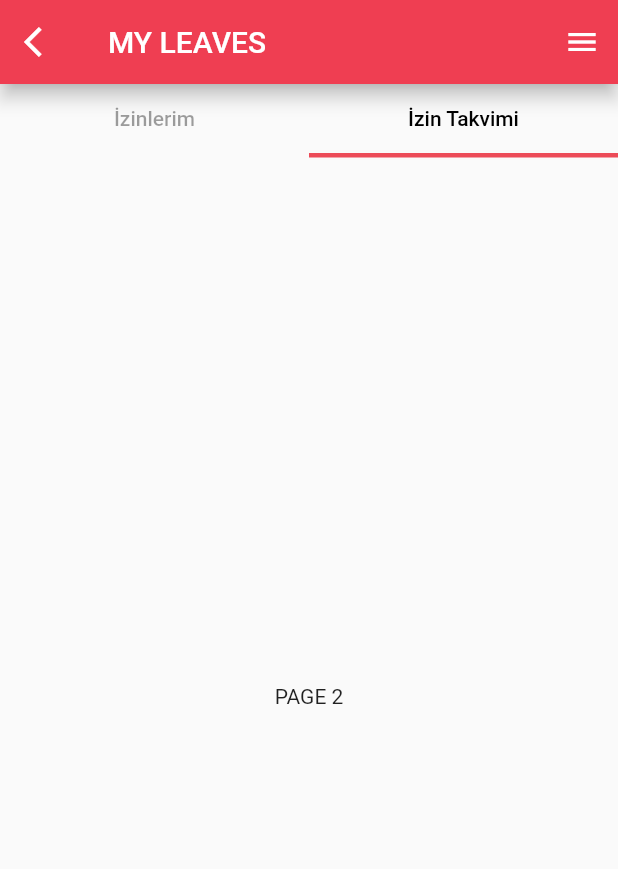
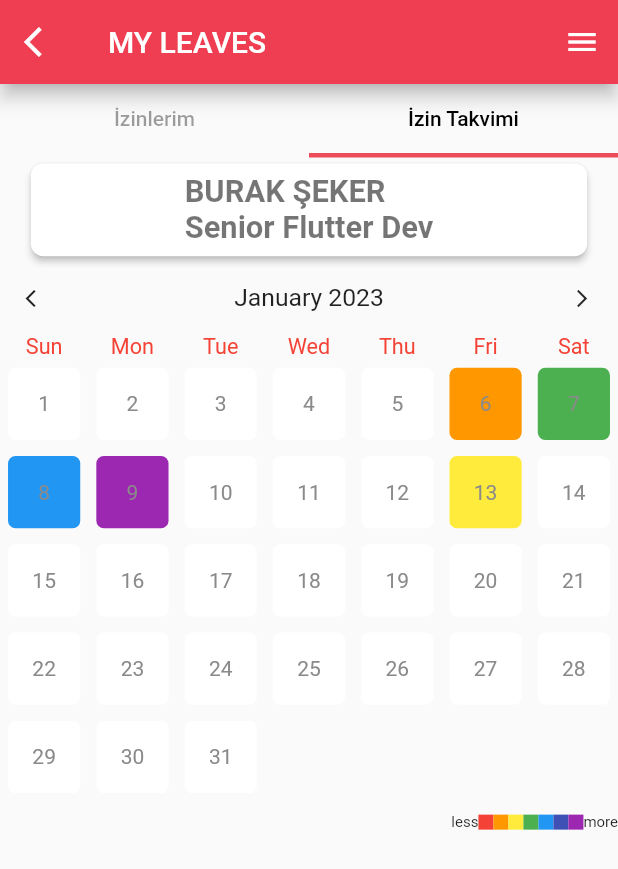
Before and after one commit to TarkanKara/Sun_IK_App, a Flutter app: the MyLeavesView screen opened by its route, tab 2 chosen, on a phone screen of 412 x 824 dp. Shown: the top 869 px of the screen. Run offline on Flutter 3.47's test engine with Material 2 defaults, Android fonts, the phone set to English and light mode, and no system bars; our stand-ins replace flutter_heatmap_calendar, get, google_fonts, responsive_sizer; missing offline and left inert: syncfusion_flutter_pdfviewer.

Commit message:
myLeaves || Updated View

```diff
--- a/lib/app/modules/my_leaves_page/my_leaves.view.dart
+++ b/lib/app/modules/my_leaves_page/my_leaves.view.dart
@@ -1,7 +1,9 @@
 // ignore_for_file: avoid_unnecessary_containers
 
 import 'package:flutter/material.dart';
+import 'package:flutter_heatmap_calendar/flutter_heatmap_calendar.dart';
 import 'package:get/get.dart';
+import 'package:responsive_sizer/responsive_sizer.dart';
 import 'package:sun_ik_app/app/modules/my_leaves_page/my_leaves_controller.dart';
 
 class MyLeavesView extends GetView<MyLeavesController> {
@@ -47,13 +49,67 @@ class MyLeavesView extends GetView<MyLeavesController> {
               child: Container(
                 decoration: const BoxDecoration(
                     borderRadius: BorderRadius.all(Radius.circular(10))),
-                child: const TabBarView(
+                child: TabBarView(
                   children: [
-                    Center(
+                    const Center(
                       child: Text("PAGE 1"),
                     ),
-                    Center(
-                      child: Text("PAGE 2"),
+                    Column(
+                      children: [
+                        Card(
+                          elevation: 2,
+                          shape: RoundedRectangleBorder(
+                              borderRadius: BorderRadius.circular(2.w)),
+                          child: SizedBox(
+                            width: 90.w,
+                            height: 15.w,
+                            child: Center(
+                                child: Text(
+                              "BURAK ŞEKER \nSenior Flutter Dev",
+                              style: Theme.of(context)
+                                  .textTheme
+                                  .caption!
+                                  .copyWith(
+                                      fontSize: 5.w,
+                                      fontWeight: FontWeight.bold),
+                            )),
+                          ),
+                        ),
+                        Expanded(
+                          child: HeatMapCalendar(
+                            defaultColor: Colors.white,
+                            monthFontSize: 4.w,
+                            weekFontSize: 3.5.w,
+                            flexible: true,
+                            weekTextColor: Colors.red,
+                            colorMode: ColorMode.color,
+                            showColorTip: true,
+                            margin: EdgeInsets.all(1.3.w),
+                            datasets: {
+                              DateTime(2023, 1, 6): 3,
+                              DateTime(2023, 1, 7): 7,
+                              DateTime(2023, 1, 8): 10,
+                              DateTime(2023, 1, 9): 13,
+                              DateTime(2023, 1, 13): 6,
+                            },
+                            colorsets: const {
+                              1: Colors.red,
+                              3: Colors.orange,
+                              5: Colors.yellow,
+                              7: Colors.green,
+                              9: Colors.blue,
+                              11: Colors.indigo,
+                              13: Colors.purple,
+                            },
+                            onClick: (value) {
+                              //Get.snackbar("Tarih", value.toString());
+                            },
+                            onMonthChange: (p0) {
+                              //Get.snackbar("Tarih", p0.toString());
+                            },
+                          ),
+                        ),
+                      ],
                     ),
                   ],
                 ),
--- a/lib/main.dart
+++ b/lib/main.dart
@@ -17,7 +17,7 @@ class MyApp extends StatelessWidget {
   Widget build(BuildContext context) {
     return ResponsiveSizer(
       builder: (p0, p1, p2) => GetMaterialApp(
-        initialRoute: Routes.MY_LEAVES,
+        initialRoute: Routes.SPLASH,
         getPages: AppPages.routes,
         locale: Get.deviceLocale,
         translations: TranslationLang(),
--- a/pubspec.yaml
+++ b/pubspec.yaml
@@ -45,6 +45,7 @@ dependencies:
   shimmer: ^2.0.0
   intl: ^0.18.0
   syncfusion_flutter_pdfviewer: ^20.1.61-beta
+  flutter_heatmap_calendar: ^1.0.5
 
 dev_dependencies:
   flutter_test:
```
Also changed, not shown: pubspec.lock.
